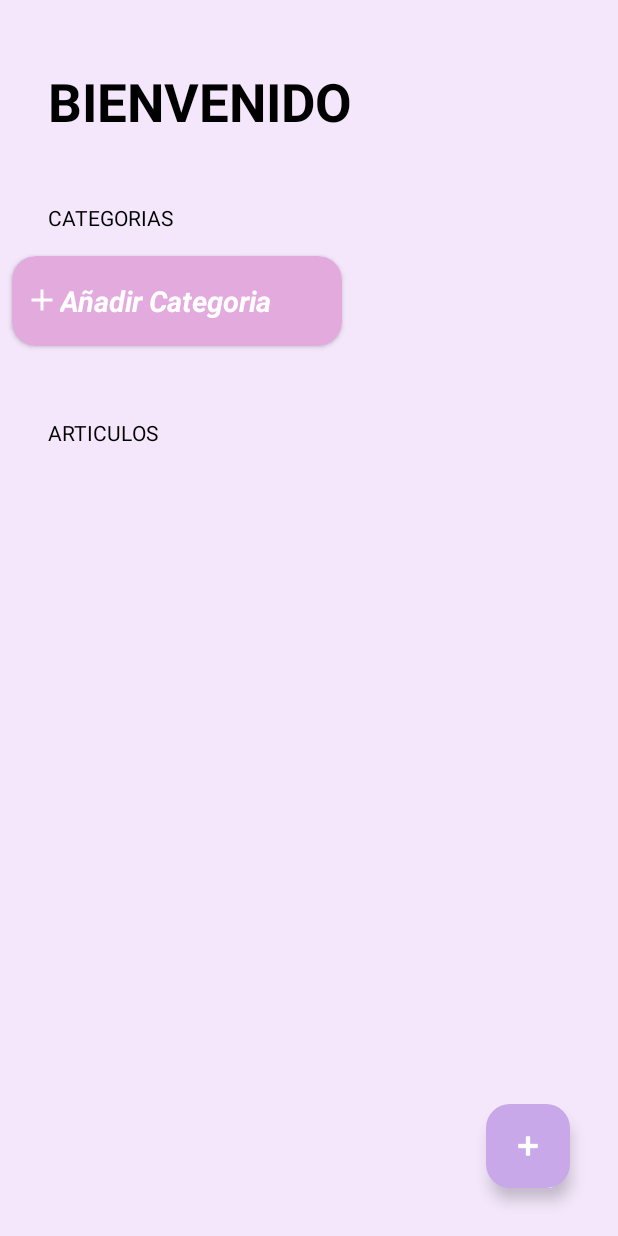
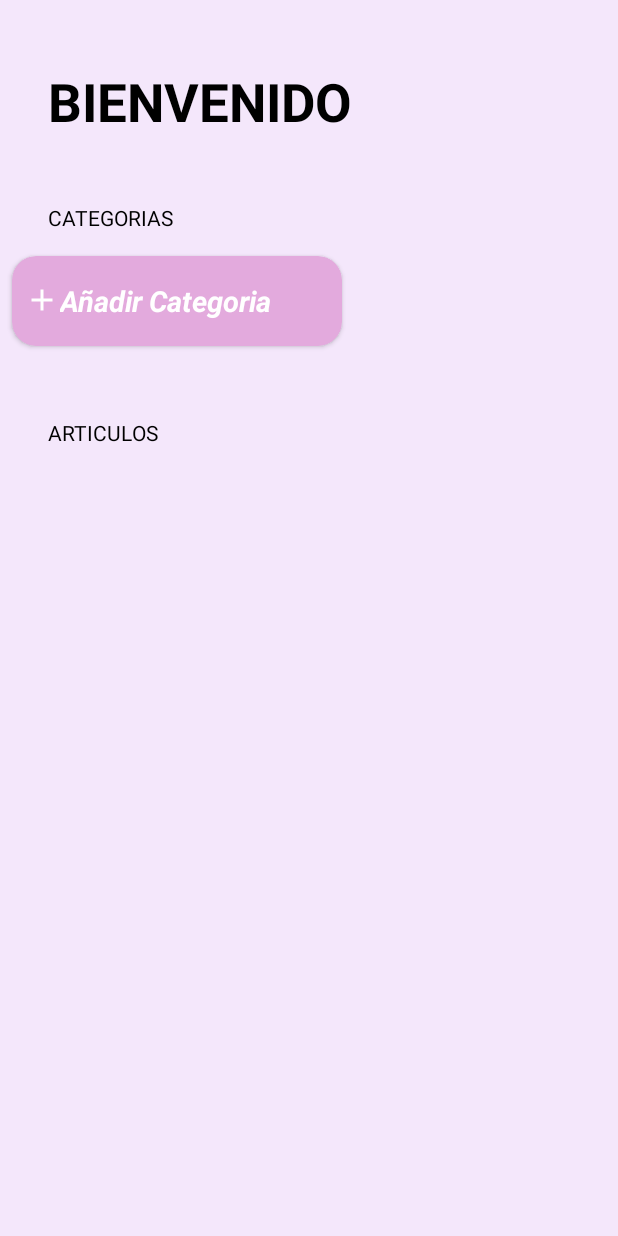
Before and after one commit to Jose-Vela/Prueba-Visorus, an Android app: the screen it shows after launch (MainActivity), on a phone screen of 412 x 824 dp. Run offline under Robolectric (Android 15) with nearby library versions, the phone set to English and light mode, and no system bars; network calls fail; 2 statements that could not run were skipped.

Commit message:
Validando Resultados

```diff
--- a/app/src/main/res/layout/activity_main.xml
+++ b/app/src/main/res/layout/activity_main.xml
@@ -50,7 +50,7 @@
 
     </androidx.appcompat.widget.LinearLayoutCompat>
 
-    <com.google.android.material.floatingactionbutton.FloatingActionButton
+    <!--com.google.android.material.floatingactionbutton.FloatingActionButton
         android:id="@+id/fabAddTask"
         android:layout_width="wrap_content"
         android:layout_height="wrap_content"
@@ -59,6 +59,6 @@
         android:src="@android:drawable/ic_input_add"
         app:backgroundTint="@color/app_accent"
         app:tint="@color/white"
-        android:layout_gravity="end|bottom"/>
+        android:layout_gravity="end|bottom"/ -->
 
 </FrameLayout>
```
